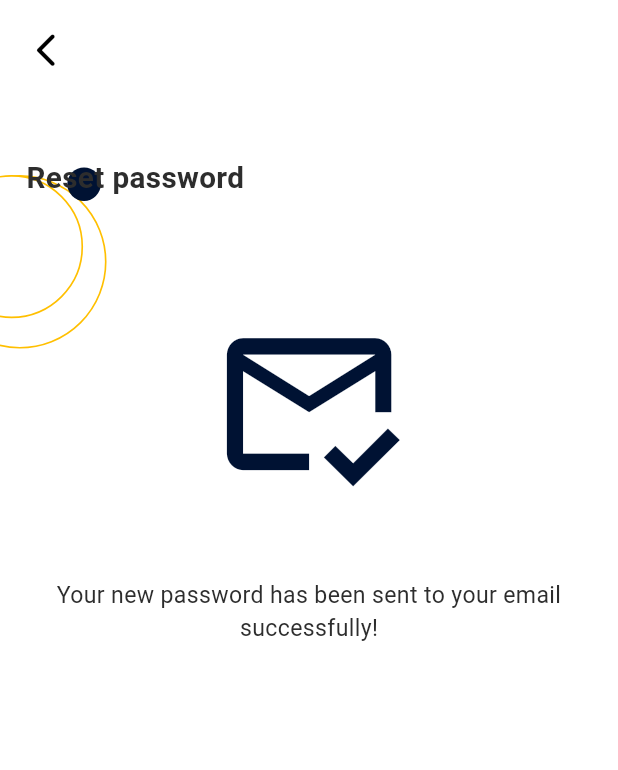
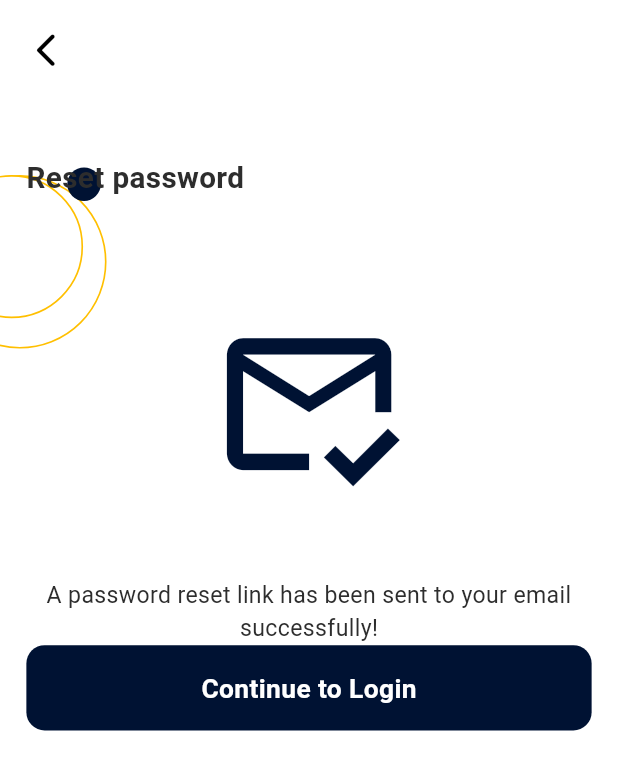
Before and after one commit to Alpha-Ronald/pet_project_demo, a Flutter app: the ResetPasswordScreen2UI widget shown alone on an empty page, opened directly, on a phone screen of 412 x 824 dp. Shown: the top 770 px of the screen. Run offline on Flutter 3.47's test engine with Material 3 defaults, Android fonts, the phone set to English and light mode, and no system bars; our stand-ins replace firebase_core, flutter_screenutil; accounts and stored records are empty; generated files the repository leaves out were written again.

Commit message:
Demo app ui

```diff
--- a/lib/features/auth/reset_password.dart
+++ b/lib/features/auth/reset_password.dart
@@ -3,6 +3,7 @@ import 'package:flutter_screenutil/flutter_screenutil.dart';
 
 import '../widgets/auth_background.dart';
 import '../widgets/auth_textfield.dart';
+import 'log_in.dart';
 
 
 
@@ -54,6 +55,15 @@ class ResetPasswordScreen1UI extends StatelessWidget {
 
             Padding(
               padding: EdgeInsets.symmetric(horizontal: 16.w),
+              child: GestureDetector(
+                onTap: () {
+                  Navigator.push(
+                    context,
+                    MaterialPageRoute(
+                      builder: (_) => const ResetPasswordScreen2UI(),
+                    ),
+                  );
+                },
                 child: Container(
                   height: 56.h,
                   decoration: BoxDecoration(
@@ -67,6 +77,7 @@ class ResetPasswordScreen1UI extends StatelessWidget {
                       color: Colors.white,
                       fontSize: 16.sp,
                       fontWeight: FontWeight.w600,
+                    ),
                   ),
                 ),
               ),
@@ -107,7 +118,7 @@ class ResetPasswordScreen2UI extends StatelessWidget {
               child: Column(
                 children: [
                   Text(
-                    'Your new password has been sent to your email',
+                    'A password reset link has been sent to your email',
                     textAlign: TextAlign.center,
                     style: TextStyle(
                       color: const Color(0xFF2D2D2D),
@@ -126,6 +137,35 @@ class ResetPasswordScreen2UI extends StatelessWidget {
                 ],
               ),
             ),
+            Padding(
+              padding: EdgeInsets.symmetric(horizontal: 16.w),
+              child: GestureDetector(
+                onTap: () {
+                  Navigator.push(
+                    context,
+                    MaterialPageRoute(
+                      builder: (_) => const LoginScreenUI(),
+                    ),
+                  );
+                },
+                child: Container(
+                  height: 56.h,
+                  decoration: BoxDecoration(
+                    color: const Color(0xFF001233),
+                    borderRadius: BorderRadius.circular(12.r),
+                  ),
+                  alignment: Alignment.center,
+                  child: Text(
+                    "Continue to Login",
+                    style: TextStyle(
+                      color: Colors.white,
+                      fontSize: 16.sp,
+                      fontWeight: FontWeight.w600,
+                    ),
+                  ),
+                ),
+              ),
+            ),
           ],
         ),
       ),
```
Also changed, not shown: lib/services/auth_service.dart (deleted, +0 -41 lines). Lines whose indentation alone changed are shown as unchanged.
